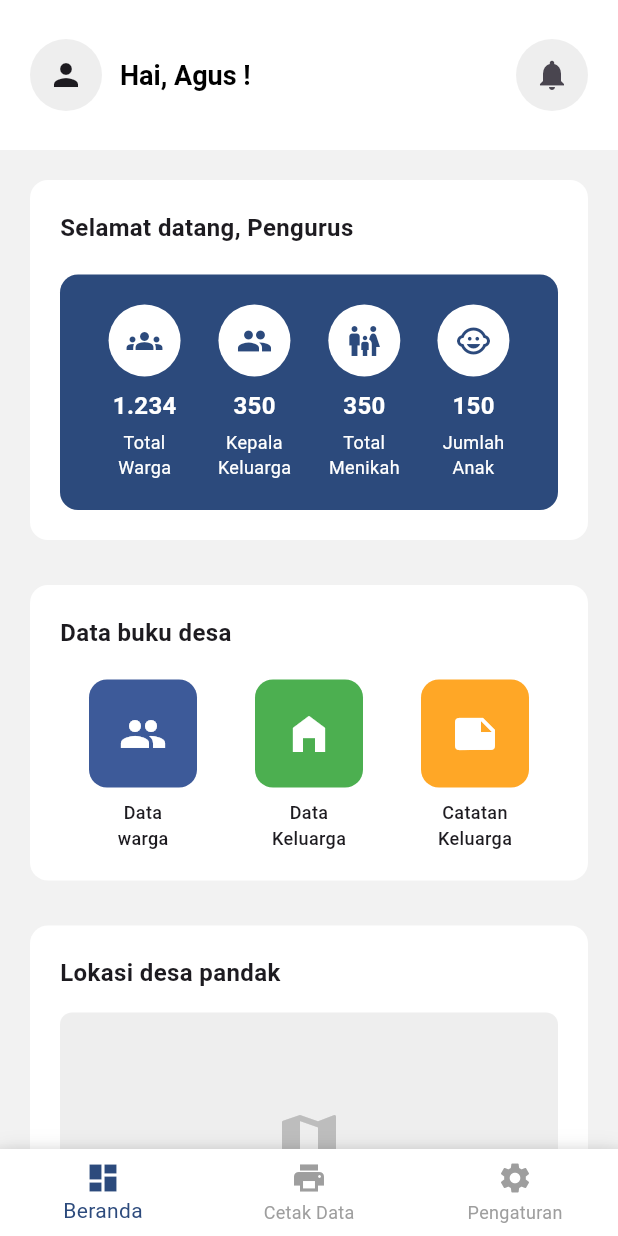
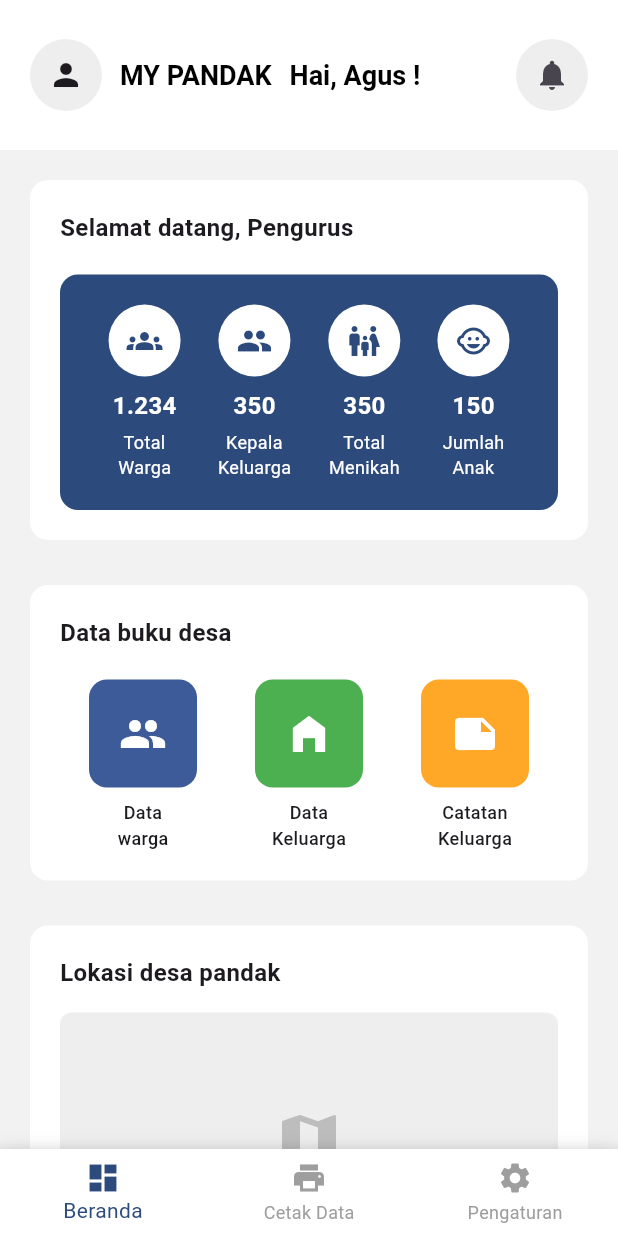
Before and after one commit to alxfarizi/mypandak_app, a Flutter app: the screen it shows after launch, on a phone screen of 412 x 824 dp. Run offline on Flutter 3.47's test engine with Material 3 defaults, Android fonts, the phone set to English and light mode, and no system bars.

Commit message:
refactor: halaman beranda

```diff
--- a/app/lib/pages/dashboard_page.dart
+++ b/app/lib/pages/dashboard_page.dart
@@ -27,6 +27,15 @@ class DashboardPage extends StatelessWidget {
                 shape: BoxShape.circle,
               ),
               child: const Icon(Icons.person, size: 24),
+            ),
+            const SizedBox(width: 12),
+            const Text(
+              'MY PANDAK',
+              style: TextStyle(
+                fontSize: 18,
+                fontWeight: FontWeight.bold,
+                color: Colors.black,
+              ),
             ),
             const SizedBox(width: 12),
             const Text(
```
